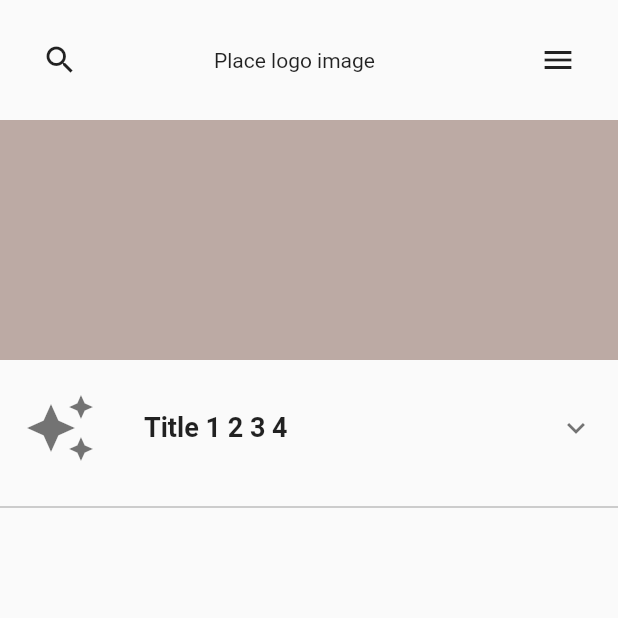
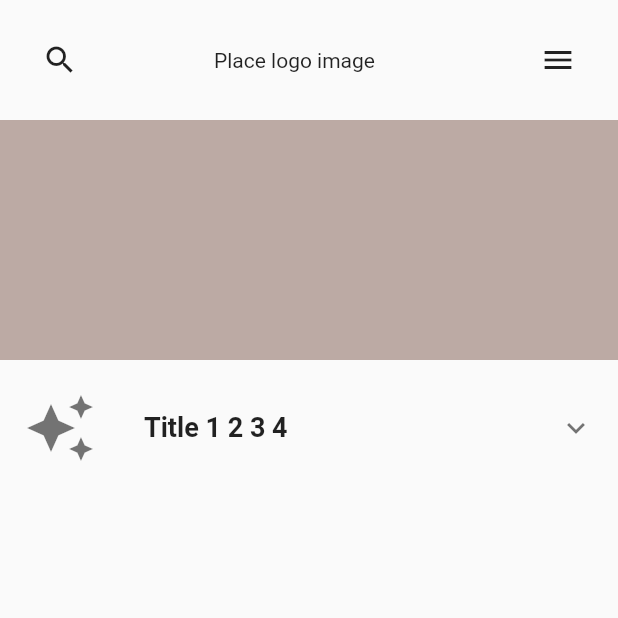
Before and after one commit to JAICHANGPARK/flutter_notebook_8th_story, a Flutter app: the screen it shows after launch, on a phone screen of 412 x 824 dp, the top half of it. Run offline on Flutter 3.47's test engine with Material 2 defaults, Android fonts, the phone set to English and light mode, and no system bars; our stand-ins replace badges, flutter_hooks, google_fonts, hooks_riverpod, state_notifier.

Commit message:
Update dental_service_app.dart

```diff
--- a/lib/ep578_dental_service/dental_service_app.dart
+++ b/lib/ep578_dental_service/dental_service_app.dart
@@ -63,11 +63,19 @@ class _DentalMainPageState extends State<DentalMainPage> {
                 ),
                 leading: Icon(Icons.auto_awesome, size: 48,),
                 children: [
+                  Text("- subtitle 1"),
+                  Text("- subtitle 1"),
+                  Text("- subtitle 1"),
+                  Text("- subtitle 1"),
+                  Text("- subtitle 1"),
+                  Text("- subtitle 1")
 
-                ],),
+                ],
+
+                ),
+
               ),
-             Divider(height: 48,
-             color: Colors.grey,),
+
             ],
           ),
         ),
```
